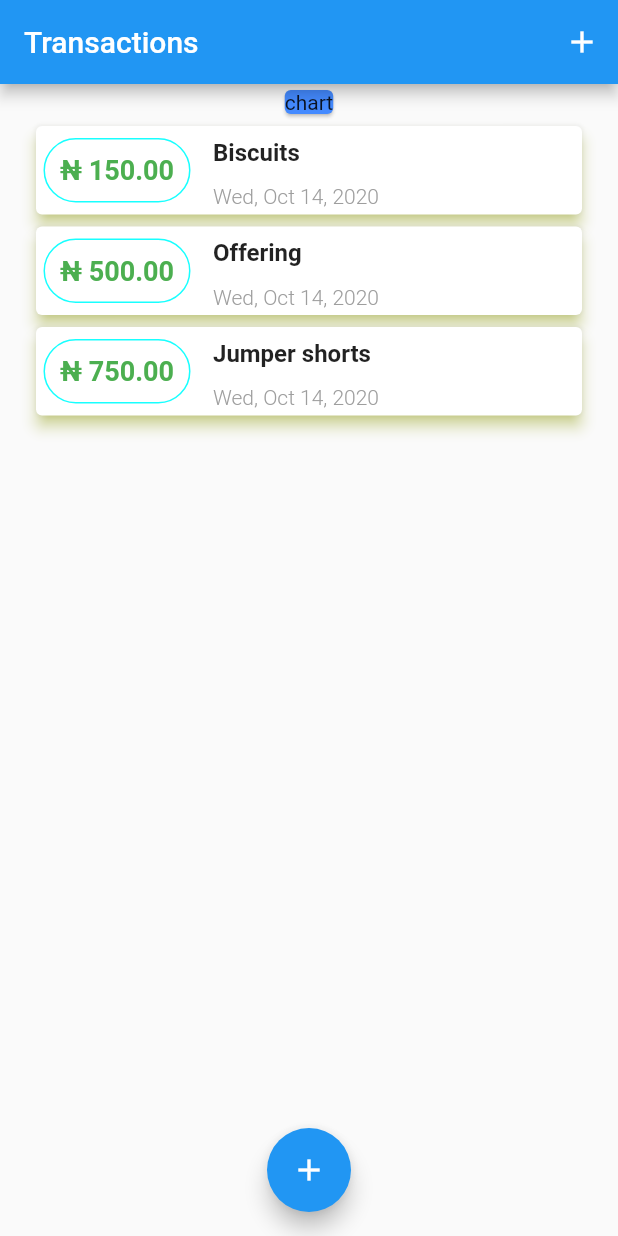
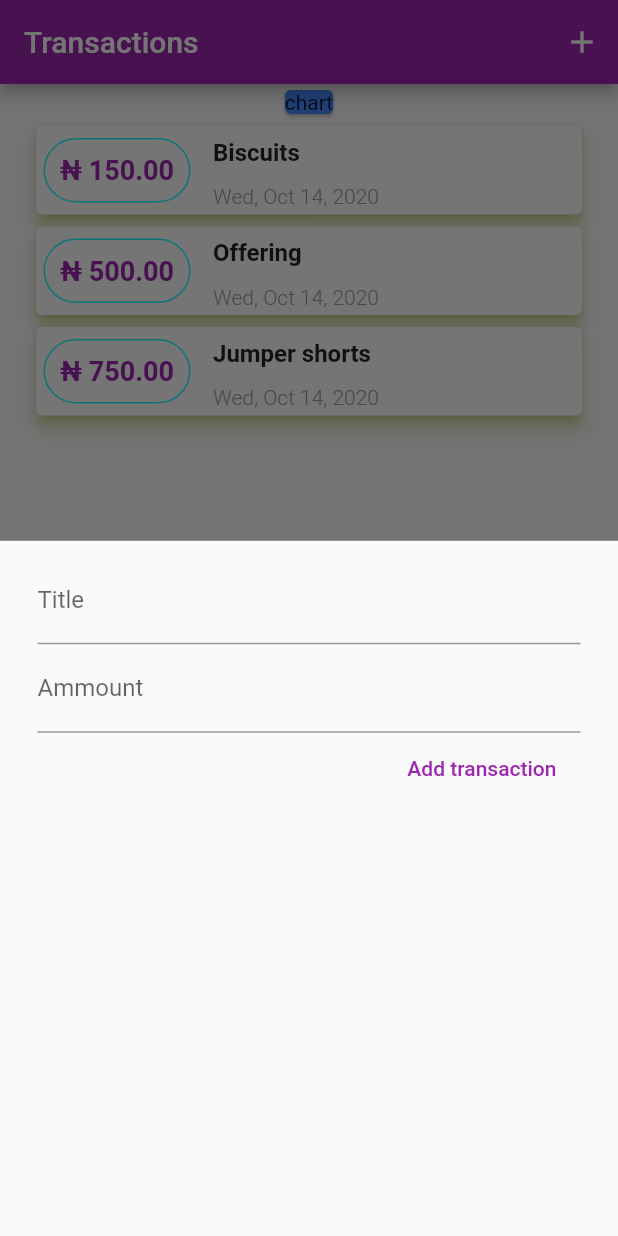
Before and after one commit to cranium44/flutter_tutorial_practice, a Flutter app: the screen it shows after launch, after a tap on the "add" icon, on a phone screen of 412 x 824 dp. Run offline on Flutter 3.47's test engine with Material 2 defaults, Android fonts, the phone set to English and light mode, and no system bars.

```diff
--- a/lib/main.dart
+++ b/lib/main.dart
@@ -1,77 +1,18 @@
 import 'package:flutter/material.dart';
-import 'package:flutter_tutorial_practice/widgets/new_transaction.dart';
-import 'models/transaction.dart';
-import 'widgets/user_transaction.dart';
+import 'widgets/screens/home_page.dart';
 
-void main() {
-  runApp(MyApp());
-}
+void main() => runApp(MyApp());
 
-class MyApp extends StatefulWidget {
-  @override
-  _MyAppState createState() => _MyAppState();
-}
-
-class _MyAppState extends State<MyApp> {
-  final List<Transaction> transactions = [
-    Transaction(
-        id: "t1", title: "Biscuits", ammount: 150.00, date: DateTime.now()),
-    Transaction(
-        id: "t2", title: "Offering", ammount: 500.00, date: DateTime.now()),
-    Transaction(
-        id: "t3", title: "Jumper shorts", ammount: 750.00, date: DateTime.now())
-  ];
-
-  addTransaction(Transaction tr) {
-    setState(() {
-      transactions.add(tr);
-    });
-  }
-
-  beginAddTransaction(BuildContext ctx) {
-    showModalBottomSheet(
-        context: ctx,
-        builder: (_) {
-          return NewTransaction(addTransaction);
-        });
-  }
+class MyApp extends StatelessWidget {
 
   @override
   Widget build(BuildContext context) {
     return MaterialApp(
       debugShowCheckedModeBanner: false,
-      home: Scaffold(
-        appBar: AppBar(
-          title: Text("Transactions"),
-          actions: [
-            IconButton(
-              icon: Icon(Icons.add),
-              onPressed: () => beginAddTransaction(context),
-            ),
-          ],
-        ),
-        body: SingleChildScrollView(
-          child: Container(
-            width: double.infinity,
-            child: Column(
-              crossAxisAlignment: CrossAxisAlignment.center,
-              children: [
-                Card(
-                  child: Text("chart"),
-                  color: Colors.blueAccent,
-                  shadowColor: Colors.black,
-                ),
-                Transactions(transactions)
-              ],
-            ),
-          ),
-        ),
-        floatingActionButtonLocation: FloatingActionButtonLocation.centerFloat,
-        floatingActionButton: FloatingActionButton(
-          onPressed: () => beginAddTransaction(context),
-          child: Icon(Icons.add),
-        ),
+      theme: ThemeData(
+        primarySwatch: Colors.purple
       ),
+      home: HomePage(),
     );
   }
 }
--- a/lib/widgets/new_transaction.dart
+++ b/lib/widgets/new_transaction.dart
@@ -1,12 +1,19 @@
 import 'package:flutter/material.dart';
 import 'package:flutter_tutorial_practice/models/transaction.dart';
 
-class NewTransaction extends StatelessWidget {
-  final _titleController = TextEditingController();
-  final _amountController = TextEditingController();
+class NewTransaction extends StatefulWidget {
   final Function addTransaction;
 
   NewTransaction(this.addTransaction);
+
+  @override
+  _NewTransactionState createState() => _NewTransactionState();
+}
+
+class _NewTransactionState extends State<NewTransaction> {
+  final _titleController = TextEditingController();
+
+  final _amountController = TextEditingController();
 
   void submitData() {
     final titleEntered = _titleController.text;
@@ -16,12 +23,14 @@ class NewTransaction extends StatelessWidget {
       return;
     }
 
-    addTransaction(Transaction(
+    widget.addTransaction(Transaction(
       id: DateTime.now().toString(),
       title: titleEntered,
       ammount: amountEntered,
       date: DateTime.now(),
     ));
+
+    Navigator.of(context).pop();
   }
 
   @override
--- /dev/null
+++ b/lib/widgets/screens/home_page.dart
@@ -0,0 +1,78 @@
+import 'package:flutter/material.dart';
+import 'package:flutter_tutorial_practice/models/transaction.dart';
+
+import '../new_transaction.dart';
+import '../user_transaction.dart';
+
+class HomePage extends StatefulWidget {
+
+  @override
+  _HomePageState createState() => _HomePageState();
+}
+
+class _HomePageState extends State<HomePage> {
+
+  final List<Transaction> transactions = [
+    Transaction(
+        id: "t1", title: "Biscuits", ammount: 150.00, date: DateTime.now()),
+    Transaction(
+        id: "t2", title: "Offering", ammount: 500.00, date: DateTime.now()),
+    Transaction(
+        id: "t3", title: "Jumper shorts", ammount: 750.00, date: DateTime.now())
+  ];
+
+  _addTransaction(Transaction tr) {
+    setState(() {
+      transactions.add(tr);
+    });
+  }
+
+  void beginAddTransaction(BuildContext ctx) {
+    showModalBottomSheet(
+      context: ctx,
+      builder: (_) {
+        return GestureDetector(
+          onTap: () {
+
+          },
+          behavior: HitTestBehavior.opaque,
+          child: NewTransaction(_addTransaction),
+        );
+      },
+    );
+  }
+
+  @override
+  Widget build(BuildContext context) {
+    return Scaffold(
+      appBar: AppBar(
+        title: Text("Transactions"),
+        actions: [
+          IconButton(
+            icon: Icon(Icons.add),
+            onPressed: () => beginAddTransaction(context),
+          ),
+        ],
+      ),
+      body: Container(
+        width: double.infinity,
+        child: Column(
+          crossAxisAlignment: CrossAxisAlignment.center,
+          children: [
+            Card(
+              child: Text("chart"),
+              color: Colors.blueAccent,
+              shadowColor: Colors.black,
+            ),
+            Transactions(transactions)
+          ],
+        ),
+      ),
+      floatingActionButtonLocation: FloatingActionButtonLocation.centerFloat,
+      floatingActionButton: FloatingActionButton(
+        onPressed: () => beginAddTransaction(context),
+        child: Icon(Icons.add),
+      ),
+    );
+  }
+}
--- a/lib/widgets/transaction_list_item.dart
+++ b/lib/widgets/transaction_list_item.dart
@@ -25,7 +25,7 @@ class TransactionItem extends StatelessWidget {
                 style: TextStyle(
                   fontSize: 18,
                   fontWeight: FontWeight.bold,
-                  color: Colors.green,
+                  color: Theme.of(context).primaryColor,
                 ),
               ),
               decoration: BoxDecoration(
```
